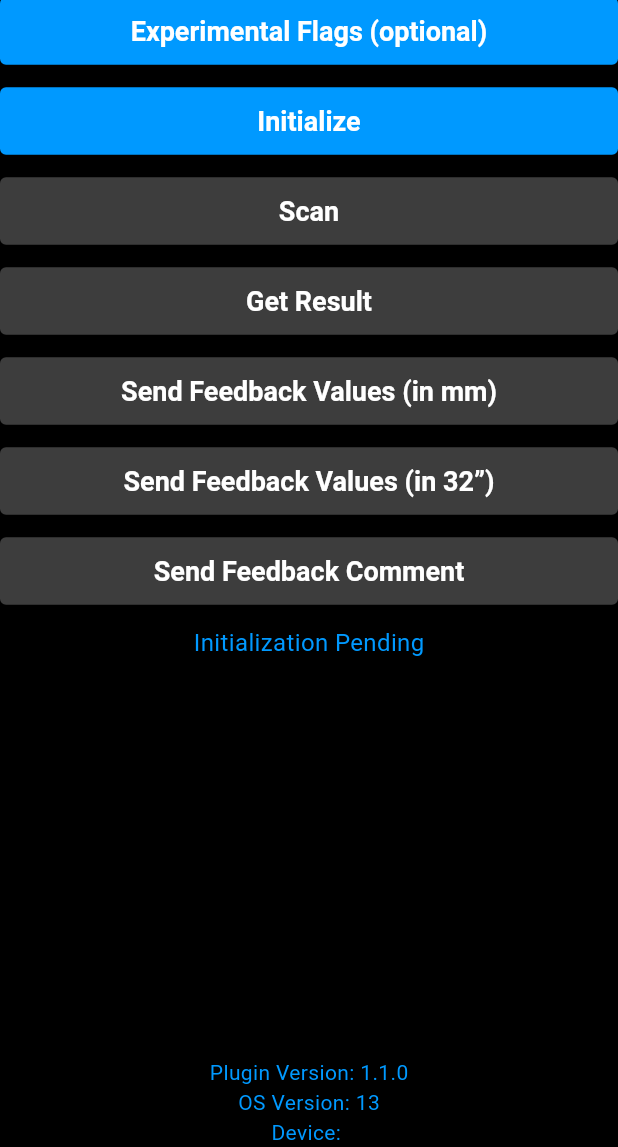
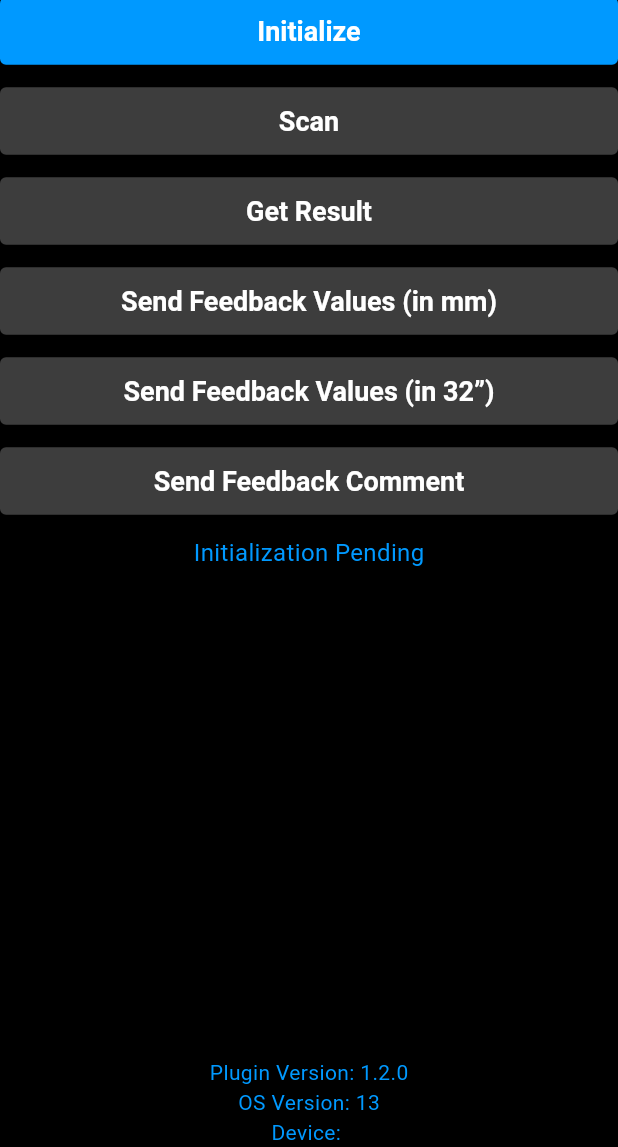
Before and after one commit to Anyline/anyline-tiretread-flutter-plugin, a Flutter app: the screen it shows after launch, on a phone screen of 412 x 824 dp, the part 89-1236 px from its top. Run offline on Flutter 3.47's test engine with Material 3 defaults, Android fonts, the phone set to English and light mode, and no system bars; our stand-ins replace device_info_plus, flutter_dotenv, plugin_platform_interface, pubspec_parse.

Commit message:
Release 1.2.0
Signed-off-by: Rohit Lokhande <rohit.lokhande@anyline.com>

```diff
--- a/example/lib/experimental_flags_dialog.dart
+++ b/example/lib/experimental_flags_dialog.dart
@@ -26,7 +26,6 @@ class ExperimentalFlagsDialog extends StatefulWidget {
 class _ExperimentalFlagsDialogState extends State<ExperimentalFlagsDialog> {
   List<String> selectedFlags = [];
   List<String> flags = [
-    ExperimentalFlags.ExperimentalContinuousPictureFocusMode
   ];
 
   @override
--- a/example/lib/home_screen.dart
+++ b/example/lib/home_screen.dart
@@ -70,8 +70,6 @@ class _HomeScreenState extends State<HomeScreen> {
                     child: Column(
                       mainAxisSize: MainAxisSize.max,
                       children: [
-                        experimentalFlagsButton(),
-                        sizedBox,
                         initializeButton(status, context),
                         sizedBox,
                         scanButton(status),
--- a/example/pubspec.yaml
+++ b/example/pubspec.yaml
@@ -7,7 +7,7 @@ publish_to: 'none' # Remove this line if you wish to publish to pub.dev
 environment:
   sdk: ^3.5.4
 
-version:  1.1.0
+version: 1.2.0
 
 # Dependencies specify other packages that your package needs in order to work.
 # To automatically upgrade your package dependencies to the latest versions
--- a/lib/src/experimental_flags.dart
+++ b/lib/src/experimental_flags.dart
@@ -1,4 +1,3 @@
 class ExperimentalFlags {
-  static const String ExperimentalContinuousPictureFocusMode =
-      'Experimental_Continuous_Picture_Focus_Mode';
+
 }
--- a/pubspec.yaml
+++ b/pubspec.yaml
@@ -1,6 +1,6 @@
 name: anyline_tire_tread_plugin
 description: "The Anyline Tire Tread Flutter Plugin allows you to measure tire tread depth and wear with a mobile device."
-version:  1.1.0
+version: 1.2.0
 homepage: https://www.anyline.com
 repository: https://github.com/Anyline/anyline-tiretread-flutter-plugin
 documentation: https://documentation.anyline.com
```
Also changed, not shown: 5 other files.
